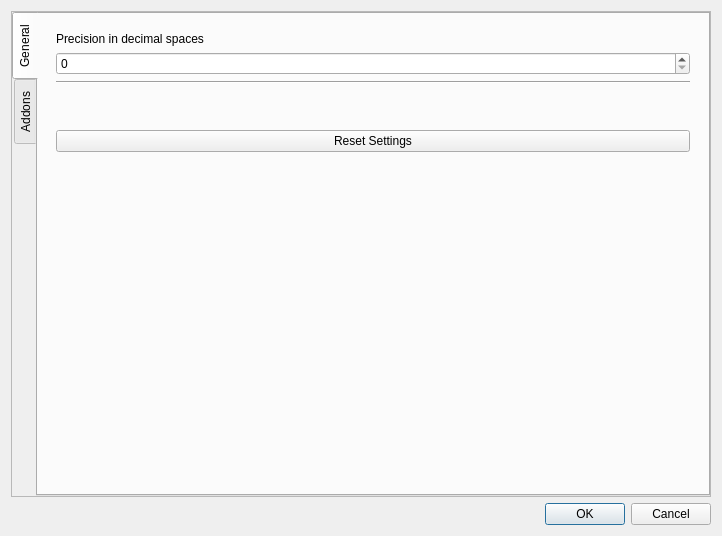
First picture: the form in src/forms/settingsdialog.ui, repository vetux/qcalculator, before the edit.
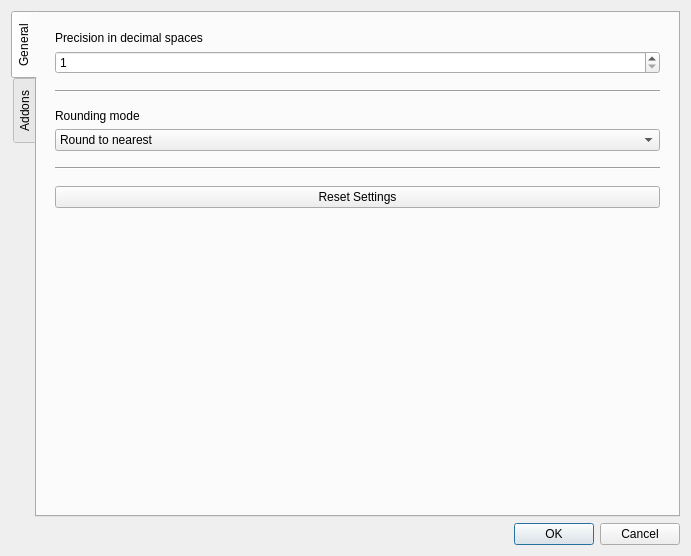
Second picture: the form after the edit.

Commit message: Implement user configurable rounding mode

Patch:
```diff
--- a/src/forms/settingsdialog.ui
+++ b/src/forms/settingsdialog.ui
@@ -6,8 +6,8 @@
    <rect>
     <x>0</x>
     <y>0</y>
-    <width>722</width>
-    <height>536</height>
+    <width>691</width>
+    <height>556</height>
    </rect>
   </property>
   <property name="windowTitle">
@@ -15,39 +15,6 @@
   </property>
   <layout class="QVBoxLayout" name="verticalLayout">
    <item>
-    <widget class="QScrollArea" name="scrollArea">
-     <property name="widgetResizable">
-      <bool>true</bool>
-     </property>
-     <widget class="QWidget" name="scrollAreaWidgetContents">
-      <property name="geometry">
-       <rect>
-        <x>0</x>
-        <y>0</y>
-        <width>702</width>
-        <height>485</height>
-       </rect>
-      </property>
-      <property name="sizePolicy">
-       <sizepolicy hsizetype="Preferred" vsizetype="Expanding">
-        <horstretch>0</horstretch>
-        <verstretch>0</verstretch>
-       </sizepolicy>
-      </property>
-      <layout class="QVBoxLayout" name="verticalLayout_2">
-       <property name="leftMargin">
-        <number>0</number>
-       </property>
-       <property name="topMargin">
-        <number>0</number>
-       </property>
-       <property name="rightMargin">
-        <number>0</number>
-       </property>
-       <property name="bottomMargin">
-        <number>0</number>
-       </property>
-       <item>
         <widget class="QTabWidget" name="tabWidget">
          <property name="sizePolicy">
           <sizepolicy hsizetype="Expanding" vsizetype="Expanding">
@@ -84,11 +51,30 @@
               </item>
               <item>
                <widget class="QSpinBox" name="spinBox_precision">
+            <property name="minimum">
+             <number>1</number>
+            </property>
                 <property name="maximum">
                  <number>999</number>
                 </property>
                </widget>
               </item>
+          <item>
+           <spacer name="verticalSpacer_5">
+            <property name="orientation">
+             <enum>Qt::Vertical</enum>
+            </property>
+            <property name="sizeType">
+             <enum>QSizePolicy::Fixed</enum>
+            </property>
+            <property name="sizeHint" stdset="0">
+             <size>
+              <width>20</width>
+              <height>10</height>
+             </size>
+            </property>
+           </spacer>
+          </item>
               <item>
                <widget class="Line" name="line">
                 <property name="orientation">
@@ -96,6 +82,81 @@
                 </property>
                </widget>
               </item>
+          <item>
+           <spacer name="verticalSpacer_3">
+            <property name="orientation">
+             <enum>Qt::Vertical</enum>
+            </property>
+            <property name="sizeType">
+             <enum>QSizePolicy::Fixed</enum>
+            </property>
+            <property name="sizeHint" stdset="0">
+             <size>
+              <width>20</width>
+              <height>10</height>
+             </size>
+            </property>
+           </spacer>
+          </item>
+          <item>
+           <widget class="QLabel" name="label_2">
+            <property name="text">
+             <string>Rounding mode</string>
+            </property>
+           </widget>
+          </item>
+          <item>
+           <widget class="QComboBox" name="comboBox_rounding">
+            <item>
+             <property name="text">
+              <string>Round to nearest</string>
+             </property>
+            </item>
+            <item>
+             <property name="text">
+              <string>Round toward zero</string>
+             </property>
+            </item>
+            <item>
+             <property name="text">
+              <string>Round toward +Inf</string>
+             </property>
+            </item>
+            <item>
+             <property name="text">
+              <string>Round toward -Inf</string>
+             </property>
+            </item>
+            <item>
+             <property name="text">
+              <string>Round away from zero</string>
+             </property>
+            </item>
+           </widget>
+          </item>
+          <item>
+           <spacer name="verticalSpacer_4">
+            <property name="orientation">
+             <enum>Qt::Vertical</enum>
+            </property>
+            <property name="sizeType">
+             <enum>QSizePolicy::Fixed</enum>
+            </property>
+            <property name="sizeHint" stdset="0">
+             <size>
+              <width>20</width>
+              <height>10</height>
+             </size>
+            </property>
+           </spacer>
+          </item>
+          <item>
+           <widget class="Line" name="line_2">
+            <property name="orientation">
+             <enum>Qt::Horizontal</enum>
+            </property>
+           </widget>
+          </item>
               <item>
                <spacer name="verticalSpacer_2">
                 <property name="orientation">
@@ -107,7 +168,7 @@
                 <property name="sizeHint" stdset="0">
                  <size>
                   <width>20</width>
-                  <height>40</height>
+              <height>10</height>
                  </size>
                 </property>
                </spacer>
@@ -210,10 +271,6 @@
                <widget class="QListWidget" name="listWidget_addons"/>
               </item>
              </layout>
-            </widget>
-           </item>
-          </layout>
-         </widget>
         </widget>
        </item>
       </layout>
```
Lines whose indentation alone changed are shown as unchanged. The commit also changes 7 other files.
